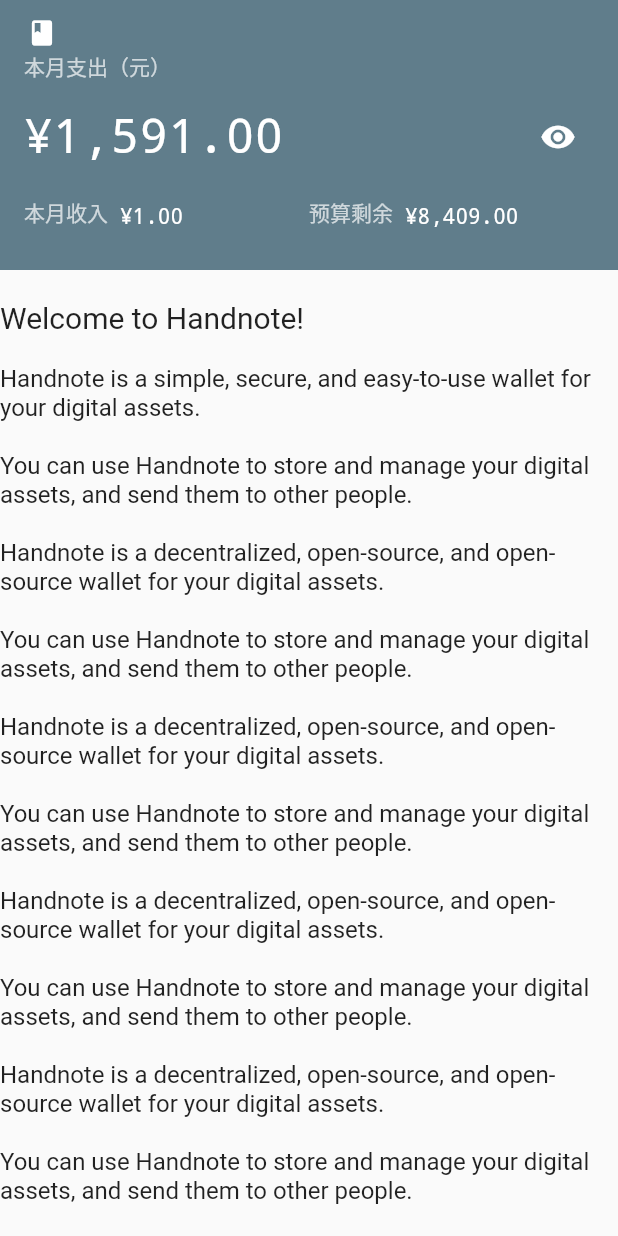
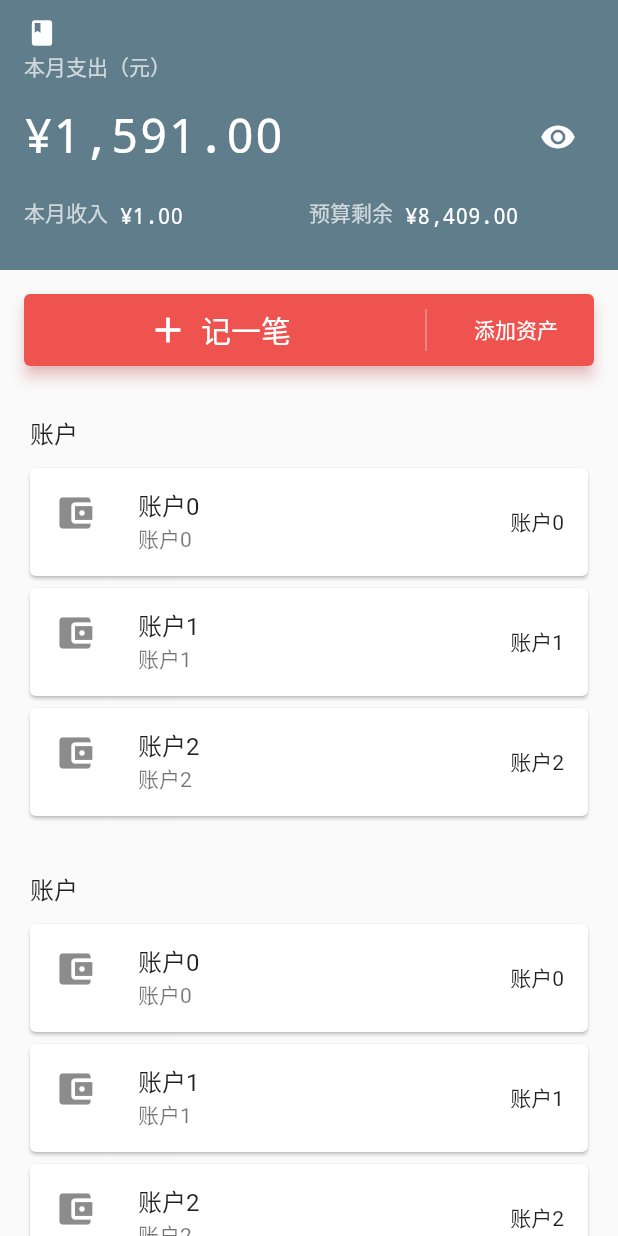
Before and after one commit to handnotes/handnote, a Flutter app: the screen it shows after launch, on a phone screen of 412 x 824 dp. Run offline on Flutter 3.47's test engine with Material 2 defaults, Android fonts, the phone set to English and light mode, and no system bars; our stand-ins replace flutter_hooks, sqflite; accounts and stored records are empty.

Commit message:
feat: layout the "add a bill" button and asset list

```diff
--- a/lib/wallet/screen/wallet_home_screen.dart
+++ b/lib/wallet/screen/wallet_home_screen.dart
@@ -25,71 +25,10 @@
           _appBar(titleOpacity, maskAmount),
           SliverList(
             delegate: SliverChildListDelegate([
-              const SizedBox(height: 20),
-              const Text(
-                'Welcome to Handnote!',
-                style: TextStyle(fontSize: 20),
-              ),
-              const SizedBox(height: 20),
-              const Text(
-                'Handnote is a simple, secure, and easy-to-use wallet for your digital assets.',
-                style: TextStyle(fontSize: 16),
-              ),
-              const SizedBox(height: 20),
-              const Text(
-                'You can use Handnote to store and manage your digital assets, and send them to other people.',
-                style: TextStyle(fontSize: 16),
-              ),
-              const SizedBox(height: 20),
-              const Text(
-                'Handnote is a decentralized, open-source, and open-source wallet for your digital assets.',
-                style: TextStyle(fontSize: 16),
-              ),
-              const SizedBox(height: 20),
-              const Text(
-                'You can use Handnote to store and manage your digital assets, and send them to other people.',
-                style: TextStyle(fontSize: 16),
-              ),
-              const SizedBox(height: 20),
-              const Text(
-                'Handnote is a decentralized, open-source, and open-source wallet for your digital assets.',
-                style: TextStyle(fontSize: 16),
-              ),
-              const SizedBox(height: 20),
-              const Text(
-                'You can use Handnote to store and manage your digital assets, and send them to other people.',
-                style: TextStyle(fontSize: 16),
-              ),
-              const SizedBox(height: 20),
-              const Text(
-                'Handnote is a decentralized, open-source, and open-source wallet for your digital assets.',
-                style: TextStyle(fontSize: 16),
-              ),
-              const SizedBox(height: 20),
-              const Text(
-                'You can use Handnote to store and manage your digital assets, and send them to other people.',
-                style: TextStyle(fontSize: 16),
-              ),
-              const SizedBox(height: 20),
-              const Text(
-                'Handnote is a decentralized, open-source, and open-source wallet for your digital assets.',
-                style: TextStyle(fontSize: 16),
-              ),
-              const SizedBox(height: 20),
-              const Text(
-                'You can use Handnote to store and manage your digital assets, and send them to other people.',
-                style: TextStyle(fontSize: 16),
-              ),
-              const SizedBox(height: 20),
-              const Text(
-                'Handnote is a decentralized, open-source, and open-source wallet for your digital assets.',
-                style: TextStyle(fontSize: 16),
-              ),
-              const SizedBox(height: 20),
-              const Text(
-                'You can use Handnote to store and manage your digital assets, and send them to other people.',
-                style: TextStyle(fontSize: 16),
-              ),
+              _addABillWidget(),
+              _accountListWidget(),
+              _accountListWidget(),
+              _accountListWidget(),
             ]),
           )
         ],
@@ -210,4 +149,83 @@
             ],
           );
   }
+
+  Widget _addABillWidget() {
+    return Padding(
+      padding: const EdgeInsets.all(16),
+      child: Material(
+        elevation: 4.0,
+        borderRadius: BorderRadius.circular(4),
+        clipBehavior: Clip.antiAlias,
+        shadowColor: Colors.red.withOpacity(0.5),
+        child: Container(
+          color: Colors.red[400],
+          height: 48,
+          child: Row(
+            children: <Widget>[
+              Expanded(
+                child: TextButton.icon(
+                  label: const Text(
+                    "记一笔",
+                    style: TextStyle(color: Colors.white, fontSize: 20, fontWeight: FontWeight.w400),
+                  ),
+                  icon: const Icon(Icons.add, color: Colors.white, size: 28),
+                  onPressed: () {
+                    // TODO: add a bill page
+                  },
+                ),
+              ),
+              const SizedBox(height: 28, child: VerticalDivider(color: Colors.white54)),
+              Padding(
+                padding: const EdgeInsets.symmetric(horizontal: 16),
+                child: TextButton(
+                  child: const Text(
+                    "添加资产",
+                    style: TextStyle(color: Colors.white, fontSize: 14, fontWeight: FontWeight.w400),
+                  ),
+                  onPressed: () {
+                    // TODO: add asset page
+                  },
+                ),
+              ),
+            ],
+          ),
+        ),
+      ),
+    );
+  }
+
+  Widget _accountListWidget() {
+    return Padding(
+      padding: const EdgeInsets.all(16),
+      child: Column(
+        children: [
+          Container(
+            padding: const EdgeInsets.symmetric(horizontal: 4),
+            alignment: Alignment.topLeft,
+            child: const Text("账户", style: TextStyle(fontSize: 16)),
+          ),
+          const SizedBox(height: 8),
+          Column(
+            children: [
+              _accountItemWidget(0),
+              _accountItemWidget(1),
+              _accountItemWidget(2),
+            ],
+          ),
+        ],
+      ),
+    );
+  }
+
+  Widget _accountItemWidget(int index) {
+    return Card(
+      child: ListTile(
+        leading: const Icon(Icons.account_balance_wallet, size: 28),
+        title: Text("账户$index", style: const TextStyle(fontSize: 16)),
+        subtitle: Text("账户$index", style: const TextStyle(fontSize: 14)),
+        trailing: Text("账户$index", style: const TextStyle(fontSize: 14)),
+      ),
+    );
+  }
 }
```
